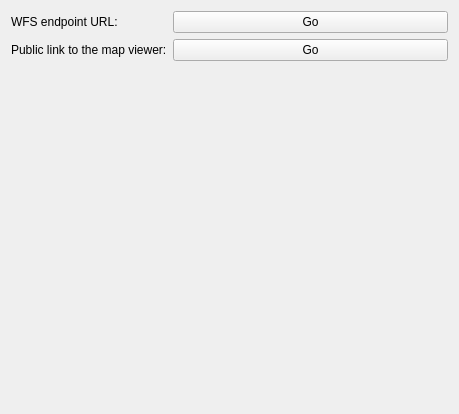
The window that geoplateforme/gui/wms_vector_publication/qwp_wms_vector_publication_status.ui (JulesGrillot/plugin-qgis-geoplateforme) describes before a commit, drawn with Qt 5.
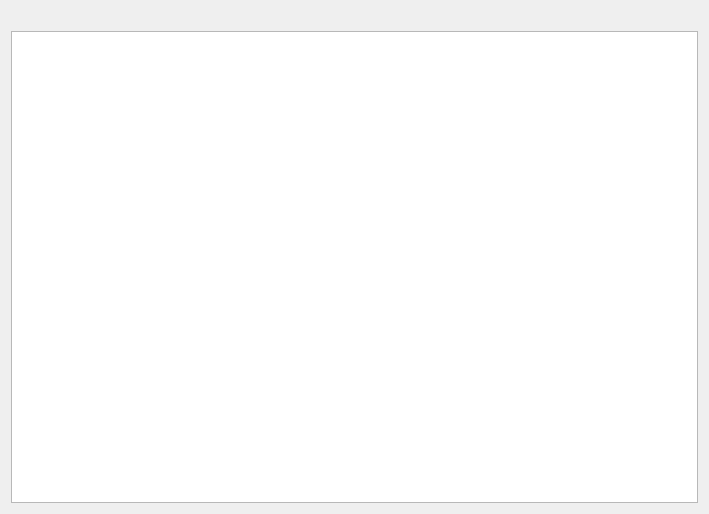
The same window after the commit.

Commit message: feat(publication): select offering after publication - return offering id in processings for publication - add selection of service in dashboard - update all publication wizard to store offering id

What changed in the file:
```diff
--- a/geoplateforme/gui/wms_vector_publication/qwp_wms_vector_publication_status.ui
+++ b/geoplateforme/gui/wms_vector_publication/qwp_wms_vector_publication_status.ui
@@ -6,8 +6,8 @@
    <rect>
     <x>0</x>
     <y>0</y>
-    <width>459</width>
-    <height>414</height>
+    <width>709</width>
+    <height>514</height>
    </rect>
   </property>
   <property name="windowTitle">
@@ -17,58 +17,21 @@
    <locale language="English" country="UnitedStates"/>
   </property>
   <layout class="QGridLayout" name="gridLayout">
-   <item row="5" column="1">
-    <widget class="QPushButton" name="btn_publication">
-     <property name="text">
-      <string>Go</string>
+   <item row="0" column="0">
+    <widget class="QLabel" name="lbl_result">
+     <property name="font">
+      <font>
+       <weight>75</weight>
+       <bold>true</bold>
+      </font>
      </property>
-    </widget>
-   </item>
-   <item row="2" column="0">
-    <widget class="QLabel" name="lbl_data">
-     <property name="sizePolicy">
-      <sizepolicy hsizetype="Fixed" vsizetype="Preferred">
-       <horstretch>0</horstretch>
-       <verstretch>0</verstretch>
-      </sizepolicy>
-     </property>
      <property name="text">
-      <string>WFS endpoint URL:</string>
+      <string>&lt;publication_result&gt;</string>
      </property>
     </widget>
    </item>
-   <item row="2" column="1">
-    <widget class="QPushButton" name="btn_data">
-     <property name="text">
-      <string>Go</string>
-     </property>
-    </widget>
-   </item>
-   <item row="5" column="0">
-    <widget class="QLabel" name="lbl_publication">
-     <property name="sizePolicy">
-      <sizepolicy hsizetype="Fixed" vsizetype="Preferred">
-       <horstretch>0</horstretch>
-       <verstretch>0</verstretch>
-      </sizepolicy>
-     </property>
-     <property name="text">
-      <string>Public link to the map viewer:</string>
-     </property>
-    </widget>
-   </item>
-   <item row="6" column="0">
-    <spacer name="verticalSpacer">
-     <property name="orientation">
-      <enum>Qt::Vertical</enum>
-     </property>
-     <property name="sizeHint" stdset="0">
-      <size>
-       <width>20</width>
-       <height>40</height>
-      </size>
-     </property>
-    </spacer>
+   <item row="1" column="0">
+    <widget class="QTextBrowser" name="tbw_errors"/>
    </item>
   </layout>
  </widget>
```
The commit also changes 19 other files.
